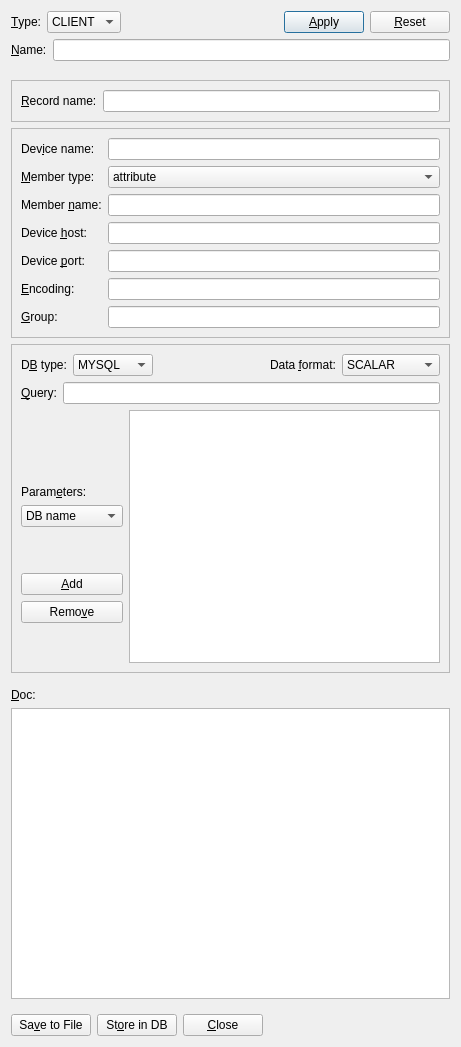
First picture: the form in ndtsconfigtool/ui/datasourcedlg.ui, repository jkotan/nexdatas.configtool, before the edit.
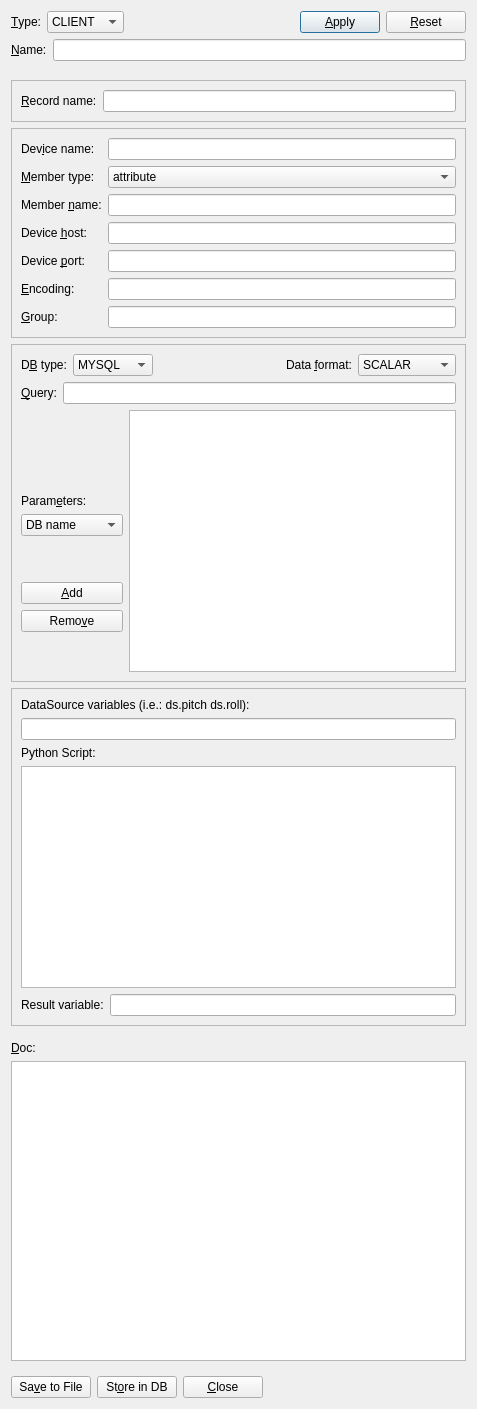
Second picture: the form after the edit.

Patch:
```diff
--- a/ndtsconfigtool/ui/datasourcedlg.ui
+++ b/ndtsconfigtool/ui/datasourcedlg.ui
@@ -6,16 +6,16 @@
    <rect>
     <x>0</x>
     <y>0</y>
-    <width>461</width>
-    <height>1047</height>
+    <width>477</width>
+    <height>1409</height>
    </rect>
   </property>
   <property name="windowTitle">
    <string>DataSource</string>
   </property>
-  <layout class="QGridLayout" name="gridLayout_4">
+  <layout class="QGridLayout" name="gridLayout_8">
    <item row="0" column="0">
-    <layout class="QVBoxLayout" name="verticalLayout_4">
+    <layout class="QVBoxLayout" name="verticalLayout_5">
      <item>
       <layout class="QHBoxLayout" name="horizontalLayout">
        <item>
@@ -45,6 +45,11 @@
            <string>DB</string>
           </property>
          </item>
+         <item>
+          <property name="text">
+           <string>PYEVAL</string>
+          </property>
+         </item>
         </widget>
        </item>
        <item>
@@ -529,6 +534,65 @@
        </layout>
       </widget>
      </item>
+     <item>
+      <widget class="QFrame" name="peFrame">
+       <property name="frameShape">
+        <enum>QFrame::StyledPanel</enum>
+       </property>
+       <property name="frameShadow">
+        <enum>QFrame::Raised</enum>
+       </property>
+       <layout class="QGridLayout" name="gridLayout_4">
+        <item row="0" column="0">
+         <layout class="QVBoxLayout" name="verticalLayout_4">
+          <item>
+           <widget class="QLabel" name="peInputLabel">
+            <property name="text">
+             <string>DataSource variables (i.e.: ds.pitch ds.roll):</string>
+            </property>
+            <property name="buddy">
+             <cstring>peInputLineEdit</cstring>
+            </property>
+           </widget>
+          </item>
+          <item>
+           <widget class="QLineEdit" name="peInputLineEdit"/>
+          </item>
+          <item>
+           <widget class="QLabel" name="peScriptLabel">
+            <property name="text">
+             <string>Python Script:</string>
+            </property>
+            <property name="buddy">
+             <cstring>peScriptTextEdit</cstring>
+            </property>
+           </widget>
+          </item>
+          <item>
+           <widget class="QTextEdit" name="peScriptTextEdit"/>
+          </item>
+          <item>
+           <layout class="QHBoxLayout" name="horizontalLayout_8">
+            <item>
+             <widget class="QLabel" name="peResultLabel">
+              <property name="text">
+               <string>Result variable:</string>
+              </property>
+              <property name="buddy">
+               <cstring>peResultLineEdit</cstring>
+              </property>
+             </widget>
+            </item>
+            <item>
+             <widget class="QLineEdit" name="peResultLineEdit"/>
+            </item>
+           </layout>
+          </item>
+         </layout>
+        </item>
+       </layout>
+      </widget>
+     </item>
      <item>
       <widget class="QFrame" name="docFrame">
        <property name="frameShape">
```
Left out of the diff: 3 changed lines with no effect on the pictures.
